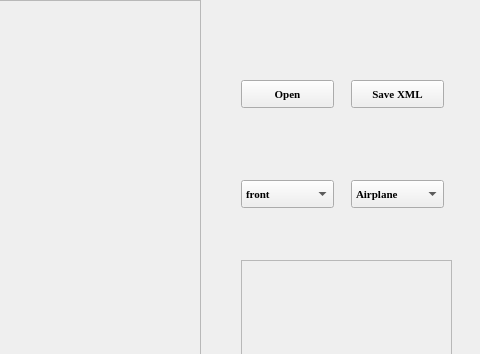
First picture: the form in mainwindow.ui, repository zwang0725/shotty, before the edit; both pictures show x 299 to 779 and y 0 to 354 of the 779 by 525 pixel window.
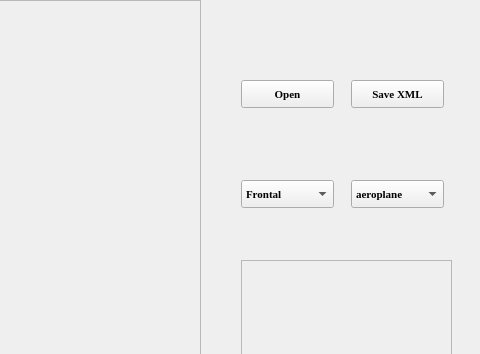
Second picture: the form after the edit. Custom widgets are drawn as their Qt base class.

The edit to the form file:
```diff
--- a/mainwindow.ui
+++ b/mainwindow.ui
@@ -66,7 +66,7 @@
     </property>
     <item>
      <property name="text">
-      <string>front</string>
+      <string>Frontal</string>
      </property>
     </item>
     <item>
@@ -101,7 +101,7 @@
     </property>
     <item>
      <property name="text">
-      <string>Airplane</string>
+      <string>aeroplane</string>
      </property>
     </item>
     <item>
```
Left out of the diff: 15 changed lines with no effect on the pictures.
